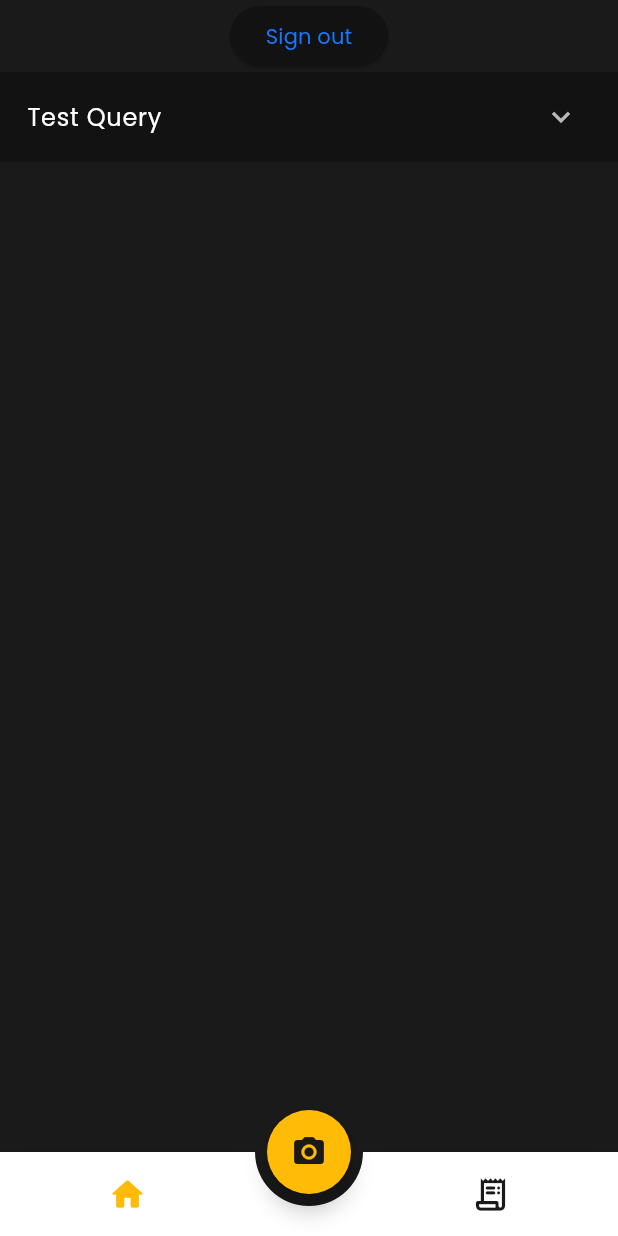
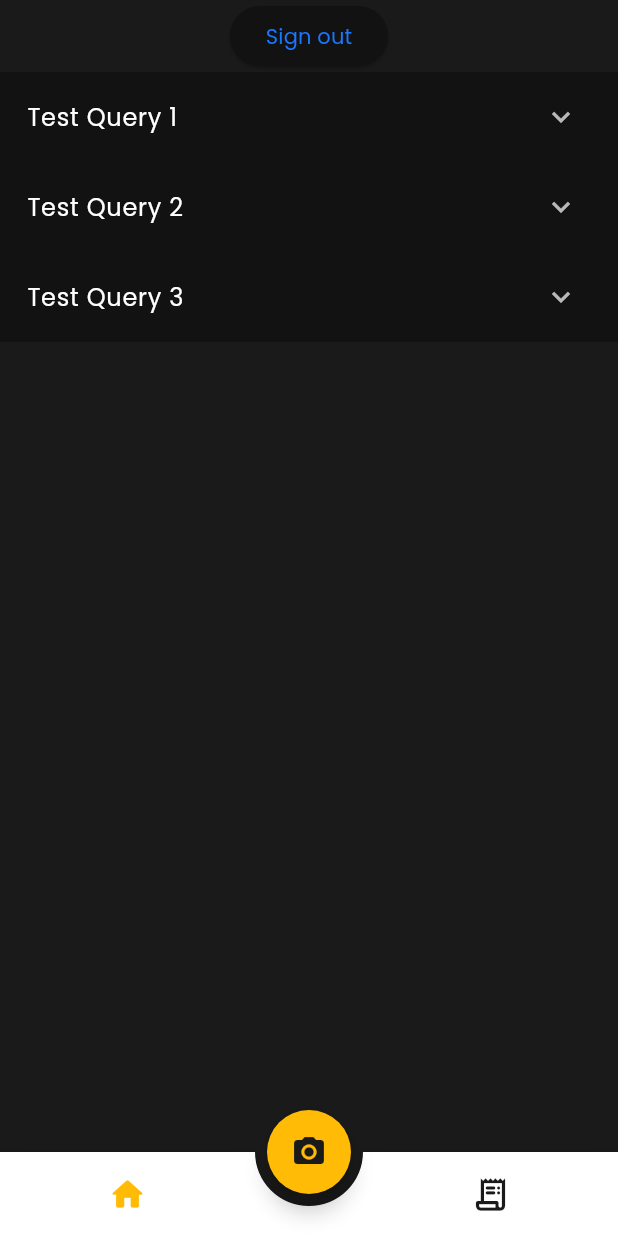
Before and after one commit to ezerssss/SpendSmart, a Flutter app: the HomePage screen opened directly, on a phone screen of 412 x 824 dp. Run offline on Flutter 3.47's test engine with Material 3 defaults, Android fonts, the phone set to English and light mode, and no system bars; drawn by our look-alikes of animated_bottom_navigation_bar, expansion_tile_card; our stand-ins replace cloud_firestore, confetti, connectivity_plus, firebase_auth, firebase_core, firebase_storage and 4 more; missing offline and left inert: flutter_doc_scanner, flutter_shake_animated; accounts and stored records are empty.

Commit message:
[UI][AJ] UI for accordion tips with loading state for fetching AI suggestions

```diff
--- a/lib/accordion_message.dart
+++ b/lib/accordion_message.dart
@@ -1,3 +1,4 @@
+import 'package:loading_animation_widget/loading_animation_widget.dart';
 import 'package:flutter/material.dart';
 import 'package:expansion_tile_card/expansion_tile_card.dart';
 
@@ -13,15 +14,15 @@ class AcccordionMessage extends StatefulWidget {
   State<AcccordionMessage> createState() => _AccordionMessageState();
 }
 
-class _AccordionMessageState extends State<AcccordionMessage> {
-  late String? message = "";
-  late int counter = 0;
-
+class _AccordionMessageState extends State<AcccordionMessage>
+    with TickerProviderStateMixin {
+  late String message = "";
+  late bool isFetching = false;
   void fetchResponse() {
-    Future.delayed(Duration(seconds: 2), () {
+    Future.delayed(Duration(seconds: 4), () {
       setState(() {
         message = widget.message;
-        counter++;
+        isFetching = false;
       });
     });
   }
@@ -34,27 +35,41 @@ class _AccordionMessageState extends State<AcccordionMessage> {
       shadowColor: Colors.transparent,
       onExpansionChanged: (isExpanded) {
         if (isExpanded) {
+          setState(() {
+            isFetching = true;
+          });
           fetchResponse();
-        } else {
-          setState(() {
-            message = null;
-          });
         }
       },
       children: <Widget>[
         const Divider(thickness: 1.0, height: 1.0),
-        Align(
-          alignment: Alignment.centerLeft,
-          child: Padding(
-            padding: const EdgeInsets.all(20),
-            child: Text(
-              (message ?? "") + "\n\n" + "Fetched times: " + counter.toString(),
-              style: Theme.of(
-                context,
-              ).textTheme.bodyMedium!.copyWith(fontSize: 16),
+        isFetching
+            ? Align(
+              alignment: Alignment.center,
+              child: Padding(
+                padding: const EdgeInsets.all(20),
+                child: Row(
+                  mainAxisSize: MainAxisSize.min,
+                  children: [
+                    Text(
+                      "Please wait while the AI is analyzing your data  ",
+                      style: TextStyle(fontSize: 16),
+                    ),
+                    LoadingAnimationWidget.hexagonDots(
+                      color: Colors.white,
+                      size: 12,
+                    ),
+                  ],
+                ),
+              ),
+            )
+            : Align(
+              alignment: Alignment.centerLeft,
+              child: Padding(
+                padding: const EdgeInsets.all(20),
+                child: Text(message, style: TextStyle(fontSize: 16)),
+              ),
             ),
-          ),
-        ),
       ],
     );
   }
--- a/lib/home_page.dart
+++ b/lib/home_page.dart
@@ -58,7 +58,15 @@ class _HomePageState extends State<HomePage> {
                   children: [
                     ElevatedButton(onPressed: signOut, child: Text("Sign out")),
                     AcccordionMessage(
-                      query: "Test Query",
+                      query: "Test Query 1",
+                      message: "Test message",
+                    ),
+                    AcccordionMessage(
+                      query: "Test Query 2",
+                      message: "Test message",
+                    ),
+                    AcccordionMessage(
+                      query: "Test Query 3",
                       message: "Test message",
                     ),
                   ],
```
